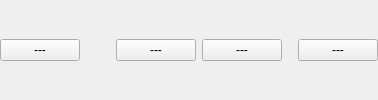
Above: source/frontend/views/viewer_container_widget.ui from GPUOpen-Tools/radeon_raytracing_analyzer before the change. Below: the same form after it.
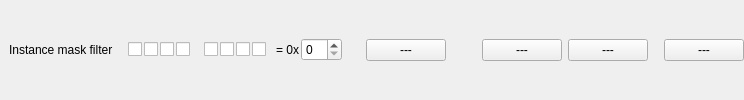
That is the form after the change. Custom widgets are drawn as their Qt base class.

```diff
--- a/source/frontend/views/viewer_container_widget.ui
+++ b/source/frontend/views/viewer_container_widget.ui
@@ -15,6 +15,181 @@
    <property name="bottomMargin">
     <number>0</number>
    </property>
+   <item>
+    <widget class="QFrame" name="instance_mask_filter_group_">
+     <layout class="QHBoxLayout">
+      <property name="topMargin">
+       <number>0</number>
+      </property>
+      <property name="bottomMargin">
+       <number>0</number>
+      </property>
+      <item>
+       <widget class="ScaledLabel" name="label_instance_mask_filter_">
+        <property name="sizePolicy">
+         <sizepolicy hsizetype="Minimum" vsizetype="Fixed">
+          <horstretch>0</horstretch>
+          <verstretch>0</verstretch>
+         </sizepolicy>
+        </property>
+        <property name="text">
+         <string>Instance mask filter</string>
+        </property>
+       </widget>
+      </item>
+      <item>
+       <widget class="QWidget">
+        <layout class="QHBoxLayout">
+         <property name="spacing">
+          <number>2</number>
+         </property>
+         <item>
+          <widget class="BinaryCheckbox" name="content_instance_mask_bit_7_">
+           <property name="sizePolicy">
+            <sizepolicy hsizetype="Minimum" vsizetype="Fixed">
+             <horstretch>0</horstretch>
+             <verstretch>0</verstretch>
+            </sizepolicy>
+           </property>
+          </widget>
+         </item>
+         <item>
+          <widget class="BinaryCheckbox" name="content_instance_mask_bit_6_">
+           <property name="sizePolicy">
+            <sizepolicy hsizetype="Minimum" vsizetype="Fixed">
+             <horstretch>0</horstretch>
+             <verstretch>0</verstretch>
+            </sizepolicy>
+           </property>
+          </widget>
+         </item>
+         <item>
+          <widget class="BinaryCheckbox" name="content_instance_mask_bit_5_">
+           <property name="sizePolicy">
+            <sizepolicy hsizetype="Minimum" vsizetype="Fixed">
+             <horstretch>0</horstretch>
+             <verstretch>0</verstretch>
+            </sizepolicy>
+           </property>
+          </widget>
+         </item>
+         <item>
+          <widget class="BinaryCheckbox" name="content_instance_mask_bit_4_">
+           <property name="sizePolicy">
+            <sizepolicy hsizetype="Minimum" vsizetype="Fixed">
+             <horstretch>0</horstretch>
+             <verstretch>0</verstretch>
+            </sizepolicy>
+           </property>
+          </widget>
+         </item>
+         <item>
+          <spacer>
+           <property name="orientation">
+            <enum>Qt::Horizontal</enum>
+           </property>
+           <property name="sizeType">
+            <enum>QSizePolicy::Fixed</enum>
+           </property>
+           <property name="sizeHint" stdset="0">
+            <size>
+             <width>12</width>
+             <height>20</height>
+            </size>
+           </property>
+          </spacer>
+         </item>
+         <item>
+          <widget class="BinaryCheckbox" name="content_instance_mask_bit_3_">
+           <property name="sizePolicy">
+            <sizepolicy hsizetype="Minimum" vsizetype="Fixed">
+             <horstretch>0</horstretch>
+             <verstretch>0</verstretch>
+            </sizepolicy>
+           </property>
+          </widget>
+         </item>
+         <item>
+          <widget class="BinaryCheckbox" name="content_instance_mask_bit_2_">
+           <property name="sizePolicy">
+            <sizepolicy hsizetype="Minimum" vsizetype="Fixed">
+             <horstretch>0</horstretch>
+             <verstretch>0</verstretch>
+            </sizepolicy>
+           </property>
+          </widget>
+         </item>
+         <item>
+          <widget class="BinaryCheckbox" name="content_instance_mask_bit_1_">
+           <property name="sizePolicy">
+            <sizepolicy hsizetype="Minimum" vsizetype="Fixed">
+             <horstretch>0</horstretch>
+             <verstretch>0</verstretch>
+            </sizepolicy>
+           </property>
+          </widget>
+         </item>
+         <item>
+          <widget class="BinaryCheckbox" name="content_instance_mask_bit_0_">
+           <property name="sizePolicy">
+            <sizepolicy hsizetype="Minimum" vsizetype="Fixed">
+             <horstretch>0</horstretch>
+             <verstretch>0</verstretch>
+            </sizepolicy>
+           </property>
+          </widget>
+         </item>
+         <item>
+          <spacer>
+           <property name="orientation">
+            <enum>Qt::Horizontal</enum>
+           </property>
+           <property name="sizeType">
+            <enum>QSizePolicy::Fixed</enum>
+           </property>
+           <property name="sizeHint" stdset="0">
+            <size>
+             <width>8</width>
+             <height>20</height>
+            </size>
+           </property>
+          </spacer>
+         </item>
+         <item>
+          <widget class="ScaledLabel" name="label_equal_sign_">
+           <property name="sizePolicy">
+            <sizepolicy hsizetype="Minimum" vsizetype="Fixed">
+             <horstretch>0</horstretch>
+             <verstretch>0</verstretch>
+            </sizepolicy>
+           </property>
+           <property name="text">
+            <string>= 0x</string>
+           </property>
+          </widget>
+         </item>
+         <item>
+          <widget class="ScaledSpinBox" name="content_instance_mask_hex_input_">
+           <property name="sizePolicy">
+            <sizepolicy hsizetype="Fixed" vsizetype="Fixed">
+             <horstretch>0</horstretch>
+             <verstretch>0</verstretch>
+            </sizepolicy>
+           </property>
+           <property name="font">
+            <font>
+             <weight>50</weight>
+             <bold>false</bold>
+            </font>
+           </property>
+          </widget>
+         </item>
+        </layout>
+       </widget>
+      </item>
+     </layout>
+    </widget>
+   </item>
    <item>
     <widget class="ArrowIconComboBox" name="content_bvh_coloring_mode_">
      <property name="sizePolicy">
@@ -105,6 +280,17 @@
    <header>qt_common/custom_widgets/arrow_icon_combo_box.h</header>
    <container>1</container>
   </customwidget>
+  <customwidget>
+   <class>ScaledSpinBox</class>
+   <extends>QSpinBox</extends>
+   <header>qt_common/custom_widgets/scaled_spin_box.h</header>
+   <container>1</container>
+  </customwidget>
+  <customwidget>
+   <class>BinaryCheckbox</class>
+   <extends>QCheckBox</extends>
+   <header>views/custom_widgets/binary_checkbox.h</header>
+  </customwidget>
   <customwidget>
    <class>ScaledLabel</class>
    <extends>QLabel</extends>
```
